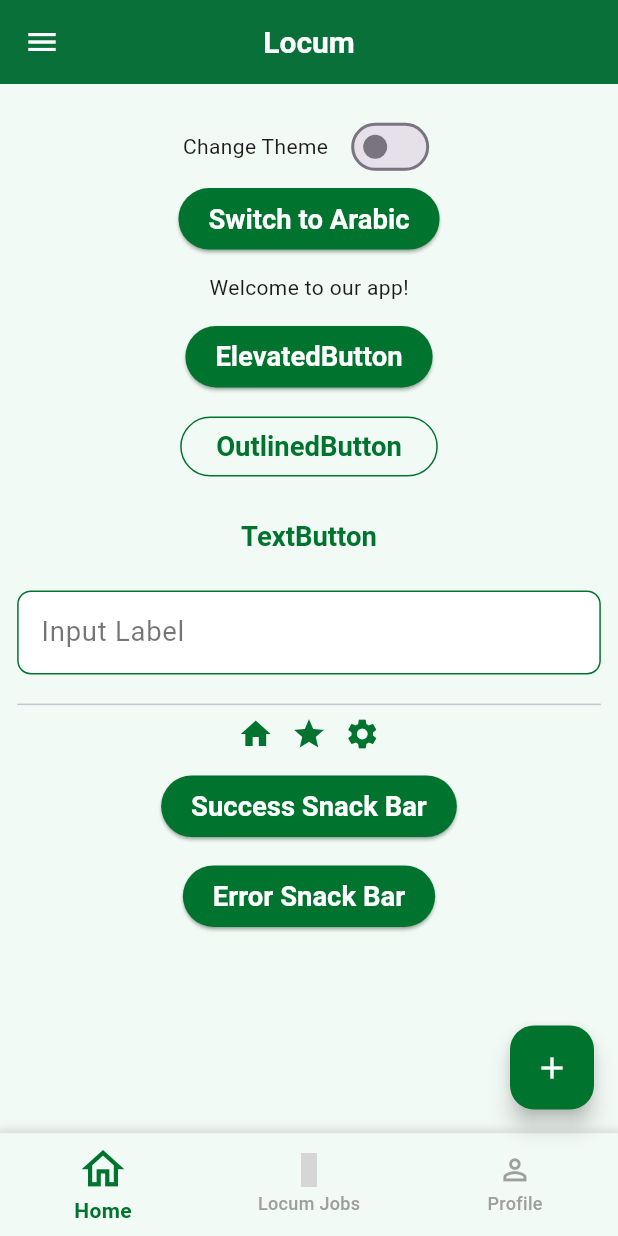
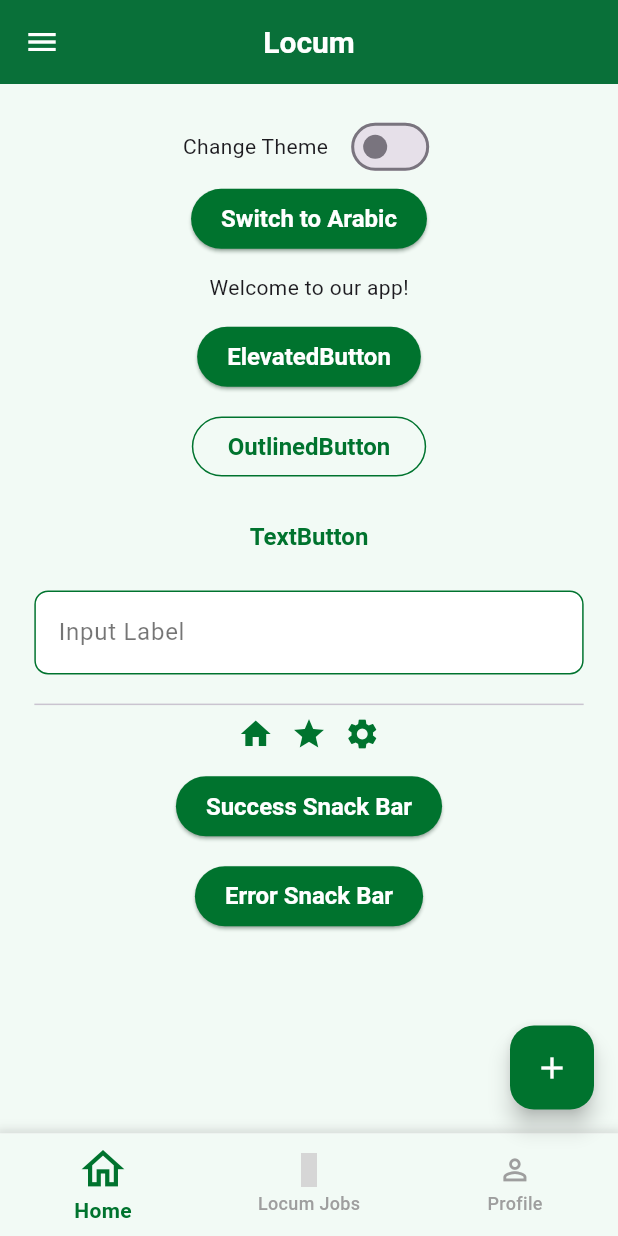
Before and after one commit to EslamKamel89/inheritance, a Flutter app: the ComponentScreen screen opened directly, on a phone screen of 412 x 824 dp. Run offline on Flutter 3.47's test engine with Material 3 defaults, Android fonts, the light colour scheme and no system bars; our stand-ins replace cached_network_image, connectivity_plus, dio, easy_localization, flutter_animate, flutter_bloc and 7 more; accounts and stored records are empty; statements that could not run were skipped; grey boxes are pictures that could not be loaded.

Commit message:
Add inheritance feature components and update UI layout

```diff
--- a/lib/core/themes/themedata.dart
+++ b/lib/core/themes/themedata.dart
@@ -1,7 +1,6 @@
 // ignore_for_file: prefer_const_constructors
 
 import 'package:flutter/material.dart';
-import 'package:flutter_screenutil/flutter_screenutil.dart';
 import 'package:inheritance/core/themes/design_system.dart';
 
 class Clr {
@@ -67,11 +66,11 @@ final ThemeData lightTheme = ThemeData(
   //   headline4: TextStyle(fontSize: 34, fontWeight: FontWeight.normal, color: Colors.black),
   //   headline5: TextStyle(fontSize: 24, fontWeight: FontWeight.normal, color: Colors.black),
   //   headline6: TextStyle(fontSize: 20, fontWeight: FontWeight.bold, color: Colors.black),
-  //   subtitle1: TextStyle(fontSize: 16.sp, fontWeight: FontWeight.normal, color: Colors.black),
-  //   subtitle2: TextStyle(fontSize: 14.sp, fontWeight: FontWeight.bold, color: Colors.black),
-  //   bodyText1: TextStyle(fontSize: 16.sp, fontWeight: FontWeight.normal, color: Colors.black87),
-  //   bodyText2: TextStyle(fontSize: 14.sp, fontWeight: FontWeight.normal, color: Colors.black87),
-  //   button: TextStyle(fontSize: 14.sp, fontWeight: FontWeight.bold, color: Colors.white),
+  //   subtitle1: TextStyle(fontSize: 16 , fontWeight: FontWeight.normal, color: Colors.black),
+  //   subtitle2: TextStyle(fontSize: 14 , fontWeight: FontWeight.bold, color: Colors.black),
+  //   bodyText1: TextStyle(fontSize: 16 , fontWeight: FontWeight.normal, color: Colors.black87),
+  //   bodyText2: TextStyle(fontSize: 14 , fontWeight: FontWeight.normal, color: Colors.black87),
+  //   button: TextStyle(fontSize: 14 , fontWeight: FontWeight.bold, color: Colors.white),
   //   caption: TextStyle(fontSize: 12, fontWeight: FontWeight.normal, color: Colors.black54),
   //   overline: TextStyle(fontSize: 10, fontWeight: FontWeight.normal, color: Colors.black54),
   // ),
@@ -83,20 +82,20 @@ final ThemeData lightTheme = ThemeData(
       foregroundColor: Colors.white, // Button text color
       shadowColor: lightClr.primaryColorDark, // Button shadow color
       padding: EdgeInsets.symmetric(horizontal: 20, vertical: 10),
-      textStyle: TextStyle(fontSize: 16.sp, fontWeight: FontWeight.bold),
+      textStyle: TextStyle(fontSize: 16, fontWeight: FontWeight.bold),
     ),
   ),
   outlinedButtonTheme: OutlinedButtonThemeData(
     style: OutlinedButton.styleFrom(
       foregroundColor: lightClr.primaryColor, // Button text color
       side: BorderSide(color: lightClr.primaryColor), // Border color
-      textStyle: TextStyle(fontSize: 16.sp, fontWeight: FontWeight.bold),
+      textStyle: TextStyle(fontSize: 16, fontWeight: FontWeight.bold),
     ),
   ),
   textButtonTheme: TextButtonThemeData(
     style: TextButton.styleFrom(
       foregroundColor: lightClr.primaryColor, // Text color
-      textStyle: TextStyle(fontSize: 16.sp, fontWeight: FontWeight.bold),
+      textStyle: TextStyle(fontSize: 16, fontWeight: FontWeight.bold),
     ),
   ),
 
@@ -131,8 +130,8 @@ final ThemeData lightTheme = ThemeData(
       borderRadius: BorderRadius.all(Radius.circular(DesSys.borderRadiusMd)),
       borderSide: BorderSide(color: lightClr.primaryColorDark),
     ),
-    labelStyle: TextStyle(color: Colors.black54, fontSize: 16.sp),
-    hintStyle: TextStyle(color: Colors.black38, fontSize: 14.sp),
+    labelStyle: TextStyle(color: Colors.black54, fontSize: 16),
+    hintStyle: TextStyle(color: Colors.black38, fontSize: 14),
   ),
 
   // Divider
@@ -149,7 +148,7 @@ final ThemeData lightTheme = ThemeData(
   // SnackBar
   snackBarTheme: SnackBarThemeData(
     backgroundColor: lightClr.primaryColor,
-    contentTextStyle: TextStyle(color: Colors.white, fontSize: 16.sp),
+    contentTextStyle: TextStyle(color: Colors.white, fontSize: 16),
   ),
 
   // bottom navigatio bar theme
@@ -184,11 +183,11 @@ final ThemeData darkTheme = ThemeData(
   //   headline4: TextStyle(fontSize: 34, fontWeight: FontWeight.normal, color: Colors.white),
   //   headline5: TextStyle(fontSize: 24, fontWeight: FontWeight.normal, color: Colors.white),
   //   headline6: TextStyle(fontSize: 20, fontWeight: FontWeight.bold, color: Colors.white),
-  //   subtitle1: TextStyle(fontSize: 16.sp, fontWeight: FontWeight.normal, color: Colors.white70),
-  //   subtitle2: TextStyle(fontSize: 14.sp, fontWeight: FontWeight.bold, color: Colors.white70),
-  //   bodyText1: TextStyle(fontSize: 16.sp, fontWeight: FontWeight.normal, color: Colors.white70),
-  //   bodyText2: TextStyle(fontSize: 14.sp, fontWeight: FontWeight.normal, color: Colors.white70),
-  //   button: TextStyle(fontSize: 14.sp, fontWeight: FontWeight.bold, color: Colors.white),
+  //   subtitle1: TextStyle(fontSize: 16 , fontWeight: FontWeight.normal, color: Colors.white70),
+  //   subtitle2: TextStyle(fontSize: 14 , fontWeight: FontWeight.bold, color: Colors.white70),
+  //   bodyText1: TextStyle(fontSize: 16 , fontWeight: FontWeight.normal, color: Colors.white70),
+  //   bodyText2: TextStyle(fontSize: 14 , fontWeight: FontWeight.normal, color: Colors.white70),
+  //   button: TextStyle(fontSize: 14 , fontWeight: FontWeight.bold, color: Colors.white),
   //   caption: TextStyle(fontSize: 12, fontWeight: FontWeight.normal, color: Colors.white54),
   //   overline: TextStyle(fontSize: 10, fontWeight: FontWeight.normal, color: Colors.white54),
   // ),
@@ -200,20 +199,20 @@ final ThemeData darkTheme = ThemeData(
       foregroundColor: Colors.white, // Button text color
       shadowColor: darkClr.primaryColorDark, // Button shadow color
       padding: EdgeInsets.symmetric(horizontal: 20, vertical: 10),
-      textStyle: TextStyle(fontSize: 16.sp, fontWeight: FontWeight.bold),
+      textStyle: TextStyle(fontSize: 16, fontWeight: FontWeight.bold),
     ),
   ),
   outlinedButtonTheme: OutlinedButtonThemeData(
     style: OutlinedButton.styleFrom(
       foregroundColor: darkClr.primaryColor, // Button text color
       side: BorderSide(color: darkClr.primaryColor), // Border color
-      textStyle: TextStyle(fontSize: 16.sp, fontWeight: FontWeight.bold),
+      textStyle: TextStyle(fontSize: 16, fontWeight: FontWeight.bold),
     ),
   ),
   textButtonTheme: TextButtonThemeData(
     style: TextButton.styleFrom(
       foregroundColor: darkClr.primaryColor, // Text color
-      textStyle: TextStyle(fontSize: 16.sp, fontWeight: FontWeight.bold),
+      textStyle: TextStyle(fontSize: 16, fontWeight: FontWeight.bold),
     ),
   ),
 
@@ -248,8 +247,8 @@ final ThemeData darkTheme = ThemeData(
       borderRadius: BorderRadius.all(Radius.circular(DesSys.borderRadiusMd)),
       borderSide: BorderSide(color: darkClr.primaryColorDark),
     ),
-    labelStyle: TextStyle(color: Colors.white70, fontSize: 16.sp),
-    hintStyle: TextStyle(color: Colors.white54, fontSize: 14.sp),
+    labelStyle: TextStyle(color: Colors.white70, fontSize: 16),
+    hintStyle: TextStyle(color: Colors.white54, fontSize: 14),
   ),
 
   // Divider
@@ -266,7 +265,7 @@ final ThemeData darkTheme = ThemeData(
   // SnackBar
   snackBarTheme: SnackBarThemeData(
     backgroundColor: darkClr.primaryColor,
-    contentTextStyle: TextStyle(color: Colors.white, fontSize: 16.sp),
+    contentTextStyle: TextStyle(color: Colors.white, fontSize: 16),
   ),
   // bottom navigatio bar theme
   bottomNavigationBarTheme: BottomNavigationBarThemeData(
--- a/lib/core/widgets/default_screen_padding.dart
+++ b/lib/core/widgets/default_screen_padding.dart
@@ -4,13 +4,10 @@ import 'package:flutter_screenutil/flutter_screenutil.dart';
 class DefaultScreenPadding extends StatelessWidget {
   const DefaultScreenPadding({super.key, required this.child, this.paddingParam});
   final Widget child;
-  static final EdgeInsets padding = EdgeInsets.symmetric(vertical: 5.h, horizontal: 10.w);
+  static final EdgeInsets padding = EdgeInsets.symmetric(vertical: 5.h, horizontal: 20.w);
   final EdgeInsets? paddingParam;
   @override
   Widget build(BuildContext context) {
-    return Padding(
-      padding: paddingParam ?? padding,
-      child: child,
-    );
+    return Padding(padding: paddingParam ?? padding, child: child);
   }
 }
```
Also changed, not shown: lib/core/widgets/main_scaffold.dart (+5 -3 lines), lib/features/inheritance/presentation/screens/Inheritance_screen.dart (+19 -56 lines), lib/features/inheritance/presentation/widgets/inheritance_textinput_widget.dart (added, +113 -0 lines), lib/features/inheritance/presentation/widgets/total_amount_widget.dart (added, +30 -0 lines), assets/images/template.png (added), assets/images/template11.jpg (added).
